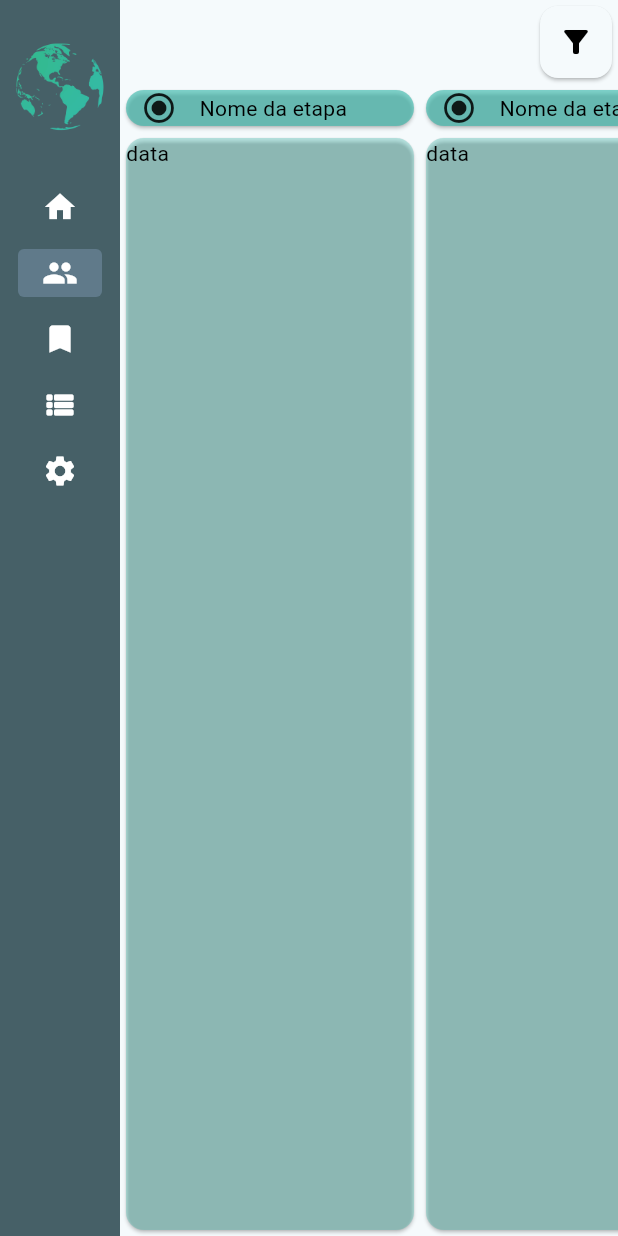
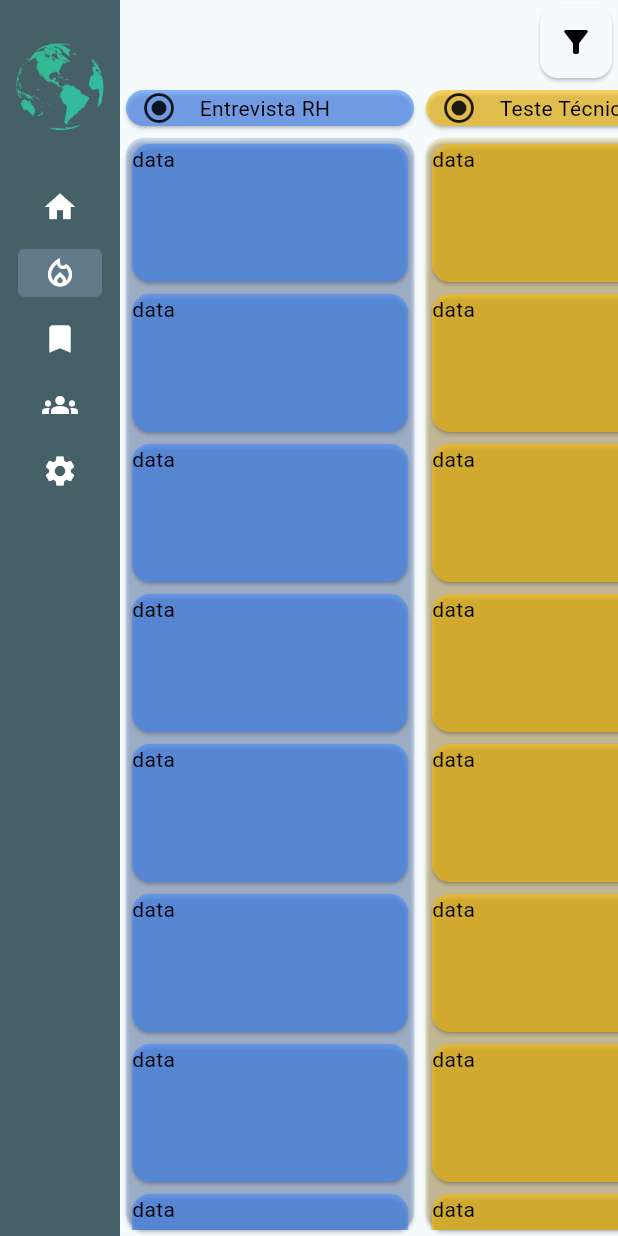
Before and after one commit to Otavio-f7/reboottalent, a Flutter app: the screen it shows after launch, scrolled down 576 dp, after a tap on the "filter alt" icon, on a phone screen of 412 x 824 dp. Run offline on Flutter 3.47's test engine with Material 3 defaults, Android fonts, the phone set to English and light mode, and no system bars.

Commit message:
buide ProcessPage

```diff
--- /dev/null
+++ b/lib/data/repositories/list_steps.dart
@@ -0,0 +1,15 @@
+import 'package:flutter/material.dart';
+import 'package:reboottalent/domain/process_steps/process_steps_model.dart';
+
+class ListSteps {
+  final List<ProcessStepsModel> _steps =[
+    ProcessStepsModel('Entrevista RH', Colors.blueAccent),
+    ProcessStepsModel('Teste Técnico', Colors.amber),
+    ProcessStepsModel('Entrevista Gestor', Colors.green),
+    ProcessStepsModel('Entrevista Diretor', Colors.purple),
+    ProcessStepsModel('Aprovado', Colors.blueGrey),
+    ProcessStepsModel('Entrevista RH', Colors.blueAccent)
+  ];
+
+  List<ProcessStepsModel> get getsteps => [..._steps];
+}
--- /dev/null
+++ b/lib/domain/process_steps/process_steps_model.dart
@@ -0,0 +1,8 @@
+import 'package:flutter/material.dart';
+
+class ProcessStepsModel {
+  final String name;
+  final Color color;
+
+  ProcessStepsModel(this.name, this.color);
+}
--- a/lib/ui/pages/candidates_page.dart
+++ b/lib/ui/pages/candidates_page.dart
@@ -11,60 +11,7 @@ class _CandidatesPageState extends State<CandidatesPage> {
   @override
   Widget build(BuildContext context) {
     return Scaffold(
-      body: Column(
-        children: [
-          Row(
-            mainAxisAlignment: MainAxisAlignment.end,
-            children: [
-              Card(
-                child: IconButton(
-                  onPressed: (){},
-                  icon: Icon(Icons.filter_alt)),
-              )
-            ],
-          ),
-          Expanded(
-            child: ListView.builder(
-              scrollDirection: Axis.horizontal,
-              itemCount: 20,
-              shrinkWrap: true,
-              itemBuilder: (ctx, i){
-                return SizedBox(
-                  height: double.infinity,
-                  child: Column(
-                    children: [
-                      SizedBox(
-                        width: 200,
-                        child: Card(
-                          color: Theme.of(context).colorScheme.primary.withOpacity(0.6),
-                          child: const Row(
-                            // crossAxisAlignment: CrossAxisAlignment.start,
-                            // mainAxisAlignment: MainAxisAlignment.spaceAround,
-                            children: [
-                              SizedBox(width: 10,),
-                              Icon(Icons.radio_button_checked),
-                              SizedBox(width: 15,),
-                              Text('Nome da etapa'),
-                            ],
-                          ),
-                        ),
-                      ),
-                      Expanded(
-                        child: SizedBox(
-                          width: 200,
-                          child: Card(
-                            color: Theme.of(context).colorScheme.primary.withOpacity(0.3),
-                            child: const Text('data'),
-                          ),
-                        ),
-                      ),
-                    ],
-                  ),
-                );
-              }),
-          )
-        ],
-      ),
+      body: Center(child: Text('data'),),
     );
   }
 }
--- a/lib/ui/pages/custom_controller_page.dart
+++ b/lib/ui/pages/custom_controller_page.dart
@@ -1,9 +1,9 @@
 import 'package:flutter/gestures.dart';
 import 'package:flutter/material.dart';
-import 'package:reboottalent/ui/pages/candidates_page.dart';
+import 'package:reboottalent/ui/pages/selection_process_page.dart';
 import 'package:reboottalent/ui/pages/home_page.dart';
 import 'package:reboottalent/ui/pages/settings_page.dart';
-import 'package:reboottalent/ui/pages/talent_pool.dart';
+import 'package:reboottalent/ui/pages/candidates_page.dart';
 import 'package:reboottalent/ui/pages/vacancies_page.dart';
 
 class CustomControllerPage extends StatefulWidget {
@@ -25,16 +25,16 @@ class _CustomControllerPageState extends State<CustomControllerPage> {
       label: Text('Home', style: TextStyle(fontSize: 20, color: Colors.white),),
     ),
     NavigationRailDestination(
-      icon: Icon(Icons.group_sharp, color: Colors.white,),
-      label: Text('Candidatos', style: TextStyle(fontSize: 20, color: Colors.white),),
+      icon: Icon(Icons.local_fire_department_outlined, color: Colors.white,),
+      label: Text('Processos', style: TextStyle(fontSize: 20, color: Colors.white),),
     ),
     NavigationRailDestination(
       icon: Icon(Icons.bookmark, color: Colors.white,),
       label: Text('Vagas Abertas', style: TextStyle(fontSize: 20, color: Colors.white),),
     ),
     NavigationRailDestination(
-      icon: Icon(Icons.view_list_rounded, color: Colors.white,),
-      label: Text('Banco de Talentos', style: TextStyle(fontSize: 20, color: Colors.white),),
+      icon: Icon(Icons.groups, color: Colors.white,),
+      label: Text('Candidatos', style: TextStyle(fontSize: 20, color: Colors.white),),
     ),
     NavigationRailDestination(
       icon: Icon(Icons.settings, color: Colors.white,),
@@ -130,9 +130,9 @@ class _CustomControllerPageState extends State<CustomControllerPage> {
               physics: const NeverScrollableScrollPhysics(),
               children: const [
                 HomePage(),
+                SelectionProcessPage(),
+                VacanciesPage(),
                 CandidatesPage(),
-                VacanciesPage(),
-                TalentPool(),
                 SettingsPage(),
               ],
             ),
--- /dev/null
+++ b/lib/ui/pages/selection_process_page.dart
@@ -0,0 +1,67 @@
+import 'package:flutter/material.dart';
+import 'package:reboottalent/data/repositories/list_steps.dart';
+import 'package:reboottalent/ui/widgets/candidate_card.dart';
+
+class SelectionProcessPage extends StatefulWidget {
+  const SelectionProcessPage({super.key});
+
+  @override
+  State<SelectionProcessPage> createState() => _SelectionProcessPageState();
+}
+
+class _SelectionProcessPageState extends State<SelectionProcessPage> {
+  final steps = ListSteps().getsteps;
+  @override
+  Widget build(BuildContext context) {
+    return Scaffold(
+      body: Column(
+        children: [
+          Row(
+            mainAxisAlignment: MainAxisAlignment.end,
+            children: [
+              Card(
+                child: IconButton(
+                  onPressed: (){},
+                  icon: const Icon(Icons.filter_alt)),
+              )
+            ],
+          ),
+          Expanded(
+            child: ListView.builder(
+              scrollDirection: Axis.horizontal,
+              itemCount: steps.length,
+              shrinkWrap: true,
+              itemBuilder: (ctx, i){
+                return SizedBox(
+                  height: double.infinity,
+                  child: Column(
+                    children: [
+                      SizedBox(
+                        width: 200,
+                        child: Card(
+                          color: steps[i].color.withOpacity(0.6),
+                          child: Row(
+                            // crossAxisAlignment: CrossAxisAlignment.start,
+                            // mainAxisAlignment: MainAxisAlignment.spaceAround,
+                            children: [
+                              const SizedBox(width: 10,),
+                              const Icon(Icons.radio_button_checked),
+                              const SizedBox(width: 15,),
+                              Text(steps[i].name),
+                            ],
+                          ),
+                        ),
+                      ),
+                      Expanded(
+                        child: CandidateCard(usecolor: steps[i].color)
+                      ),
+                    ],
+                  ),
+                );
+              }),
+          )
+        ],
+      ),
+    );
+  }
+}
--- a/lib/ui/pages/talent_pool.dart
+++ /dev/null
@@ -1,17 +0,0 @@
-import 'package:flutter/material.dart';
-
-class TalentPool extends StatefulWidget {
-  const TalentPool({super.key});
-
-  @override
-  State<TalentPool> createState() => _TalentPoolState();
-}
-
-class _TalentPoolState extends State<TalentPool> {
-  @override
-  Widget build(BuildContext context) {
-    return Scaffold(
-      body: Center(child: Text('data'),),
-    );
-  }
-}
--- /dev/null
+++ b/lib/ui/widgets/candidate_card.dart
@@ -0,0 +1,36 @@
+
+import 'package:flutter/material.dart';
+
+class CandidateCard extends StatefulWidget {
+  const CandidateCard({super.key, required this.usecolor});
+
+  final Color usecolor;
+
+  @override
+  State<CandidateCard> createState() => _CandidateCardState();
+}
+
+class _CandidateCardState extends State<CandidateCard> {
+
+  @override
+  Widget build(BuildContext context) {
+    return SizedBox(
+      width: 200,
+      child: Card(
+        color: widget.usecolor.withOpacity(0.2),
+        child: ListView.builder(
+          itemCount: 20,
+          itemBuilder: (context, i) {
+            return SizedBox(
+              height: 100,
+              width: 192,
+              child: Card(
+                color: widget.usecolor.withOpacity(0.6),
+                child: const Text('data')),
+            );
+          }
+        ),
+      ),
+    );
+  }
+}
```
